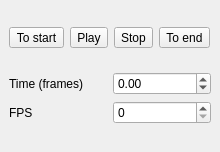
This is studio/docks/playback.ui in caryoscelus/rainynite-studio as Qt 5 draws it before an edit. The edited form follows.
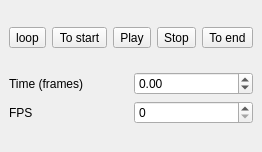
This is the edited form. Icons and pictures are not drawn.

Commit message:
Play loop
fixes #72

```diff
--- a/studio/docks/playback.ui
+++ b/studio/docks/playback.ui
@@ -29,6 +29,22 @@
    <layout class="QVBoxLayout" name="verticalLayout">
     <item>
      <layout class="QHBoxLayout" name="horizontalLayout">
+      <item>
+       <widget class="QToolButton" name="loop_button">
+        <property name="toolTip">
+         <string>Toggle looping</string>
+        </property>
+        <property name="text">
+         <string>loop</string>
+        </property>
+        <property name="icon">
+         <iconset theme="view-refresh"/>
+        </property>
+        <property name="checkable">
+         <bool>true</bool>
+        </property>
+       </widget>
+      </item>
       <item>
        <widget class="QToolButton" name="move_start_button">
         <property name="text">
```
The commit also changes 2 other files.
